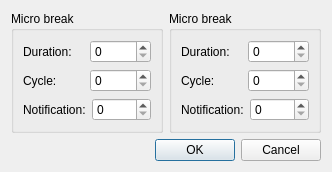
Above: src/PreferencesDialog.ui from mrexodia/WorkraveQt before the change. Below: the same form after it.
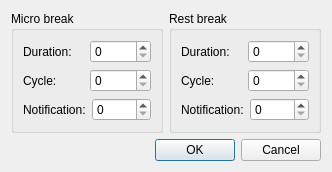
That is the form after the change. Icons and pictures are not drawn.

Patch:
```diff
--- a/src/PreferencesDialog.ui
+++ b/src/PreferencesDialog.ui
@@ -108,7 +108,7 @@
      <item>
       <widget class="QGroupBox" name="groupBox_2">
        <property name="title">
-        <string>Micro break</string>
+        <string>Rest break</string>
        </property>
        <layout class="QVBoxLayout" name="verticalLayout_2">
         <item>
```
Left out of the diff: 34 changed lines with no effect on the pictures.
